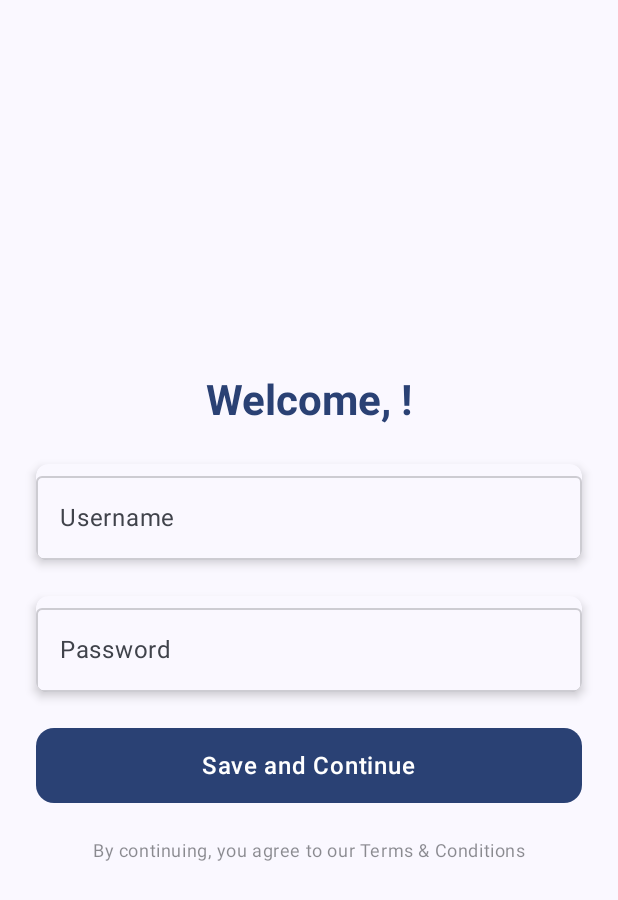
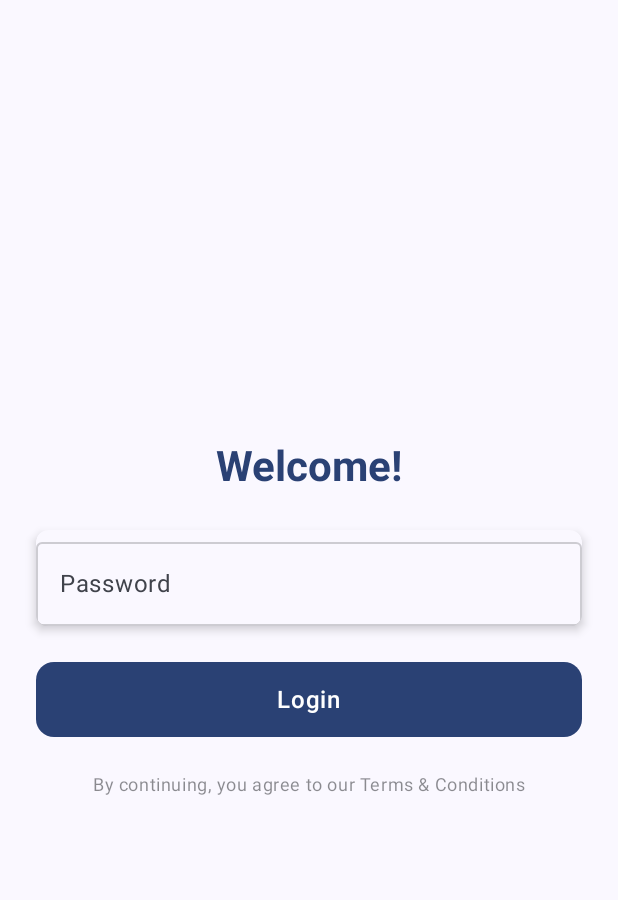
Before and after one commit to TINF24AI2/pandora, an Android app built with Jetpack Compose: the screen it shows after launch (MainActivity), on a phone screen of 412 x 824 dp. Shown: the top 900 px of the screen. Run offline under Robolectric (Android 15) with nearby library versions, the phone set to English and light mode, and no system bars.

```diff
--- a/app/src/main/java/app/pandorapass/pandora/Account.kt
+++ b/app/src/main/java/app/pandorapass/pandora/Account.kt
@@ -4,29 +4,16 @@ import androidx.compose.material3.Button
 import androidx.compose.material3.Text
 import androidx.compose.runtime.Composable
 import androidx.compose.ui.Modifier
-import androidx.compose.ui.platform.LocalContext
 import androidx.navigation.NavHostController
-import androidx.datastore.preferences.core.edit
-import androidx.datastore.preferences.core.stringPreferencesKey
-import kotlinx.coroutines.launch
-import androidx.compose.runtime.rememberCoroutineScope
 
 @Composable
 fun Account(modifier: Modifier, navController: NavHostController) {
-    val context = LocalContext.current
-    val scope = rememberCoroutineScope()
-    val usernameKey = stringPreferencesKey("username")
 
     Text("Account", modifier = modifier)
 
     Button(
         onClick = {
-            scope.launch {
-                context.dataStore.edit { prefs ->
-                    prefs.remove(usernameKey)
-                }
-                navController.navigate("login")
-            }
+            navController.navigate("login")
         },
         content = { Text("Logout") }
     )
--- a/app/src/main/java/app/pandorapass/pandora/MainActivity.kt
+++ b/app/src/main/java/app/pandorapass/pandora/MainActivity.kt
@@ -1,6 +1,5 @@
 package app.pandorapass.pandora
 
-import android.content.Context
 import android.os.Bundle
 import androidx.activity.ComponentActivity
 import androidx.activity.compose.setContent
@@ -22,31 +21,22 @@ import androidx.compose.material3.OutlinedTextFieldDefaults
 import androidx.compose.material3.Scaffold
 import androidx.compose.material3.Text
 import androidx.compose.runtime.Composable
-import androidx.compose.runtime.LaunchedEffect
 import androidx.compose.runtime.getValue
 import androidx.compose.runtime.mutableStateOf
 import androidx.compose.runtime.remember
-import androidx.compose.runtime.rememberCoroutineScope
 import androidx.compose.runtime.setValue
 import androidx.compose.ui.Alignment
 import androidx.compose.ui.Modifier
 import androidx.compose.ui.draw.shadow
-import androidx.compose.ui.platform.LocalContext
 import androidx.compose.ui.text.font.FontWeight
 import androidx.compose.ui.text.input.PasswordVisualTransformation
 import androidx.compose.ui.text.style.TextAlign
 import androidx.compose.ui.unit.dp
-import app.pandorapass.pandora.ui.theme.PandoraTheme
 import androidx.navigation.NavHostController
 import androidx.navigation.compose.NavHost
 import androidx.navigation.compose.composable
 import androidx.navigation.compose.rememberNavController
-import androidx.datastore.preferences.core.*
-import androidx.datastore.preferences.preferencesDataStore
-import kotlinx.coroutines.flow.first
-import kotlinx.coroutines.launch
-
-val Context.dataStore by preferencesDataStore("user_prefs")
+import app.pandorapass.pandora.ui.theme.PandoraTheme
 
 class MainActivity : ComponentActivity() {
     override fun onCreate(savedInstanceState: Bundle?) {
@@ -70,18 +60,7 @@ class MainActivity : ComponentActivity() {
 
 @Composable
 fun Login(navController: NavHostController) {
-    val context = LocalContext.current
-    val scope = rememberCoroutineScope()
-    val usernameKey = stringPreferencesKey("username")
-    var username by remember { mutableStateOf<String?>(null) }
     var password by remember { mutableStateOf("") }
-    var showUsernameField by remember { mutableStateOf<Boolean?>(null) }
-
-    LaunchedEffect(Unit) {
-        val prefs = context.dataStore.data.first()
-        username = prefs[usernameKey]
-        showUsernameField = username == null
-    }
 
     Scaffold(
         modifier = Modifier
@@ -101,32 +80,12 @@ fun Login(navController: NavHostController) {
                 verticalArrangement = Arrangement.spacedBy(24.dp)
             ) {
                 Text(
-                    text = "Welcome, " + (username ?: "") + "!",
+                    text = "Welcome!",
                     style = MaterialTheme.typography.headlineMedium.copy(
                         fontWeight = FontWeight.Bold,
                         color = MaterialTheme.colorScheme.primary
                     )
                 )
-                if (showUsernameField ?: false) {
-                    OutlinedTextField(
-                        value = username ?: "",
-                        onValueChange = { username = it },
-                        label = { Text("Username") },
-                        placeholder = { Text("Enter your username") },
-                        singleLine = true,
-                        modifier = Modifier
-                            .fillMaxWidth()
-                            .shadow(4.dp, RoundedCornerShape(8.dp))
-                            .background(
-                                MaterialTheme.colorScheme.surface,
-                                RoundedCornerShape(8.dp)
-                            ),
-                        colors = OutlinedTextFieldDefaults.colors(
-                            focusedBorderColor = MaterialTheme.colorScheme.primary,
-                            unfocusedBorderColor = MaterialTheme.colorScheme.onSurface.copy(alpha = 0.2f)
-                        )
-                    )
-                }
                 OutlinedTextField(
                     value = password,
                     onValueChange = { password = it },
@@ -146,16 +105,7 @@ fun Login(navController: NavHostController) {
                 //Login Button + route to main App
                 Button(
                     onClick = {
-                        val name = username
-                        if (!name.isNullOrBlank()) {
-                            scope.launch {
-                                context.dataStore.edit { prefs ->
-                                    prefs[usernameKey] = name
-                                }
-                                navController.navigate("pandora")
-                            }
-                        }
-
+                        navController.navigate("pandora")
                     },
                     modifier = Modifier
                         .fillMaxWidth()
@@ -163,7 +113,7 @@ fun Login(navController: NavHostController) {
                     shape = RoundedCornerShape(12.dp)
                 ) {
                     Text(
-                        text = "Save and Continue",
+                        text = "Login",
                         style = MaterialTheme.typography.bodyLarge.copy(
                             fontWeight = FontWeight.SemiBold
                         )
```
